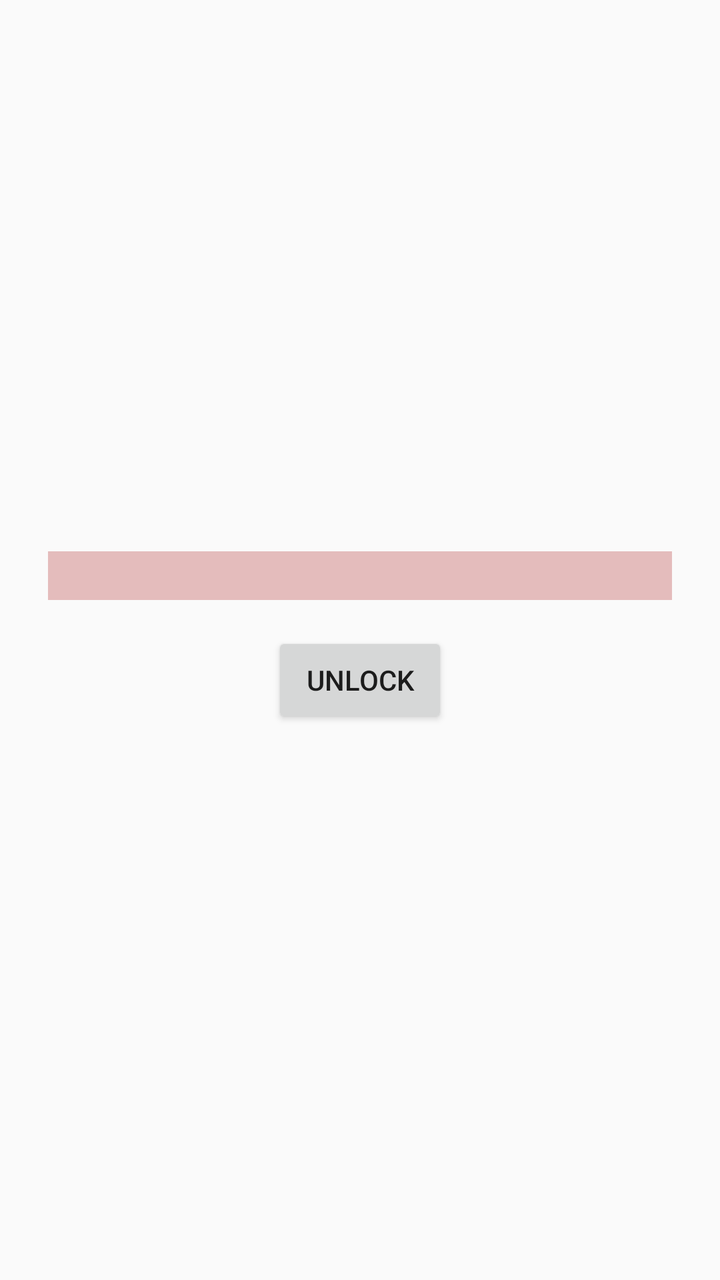
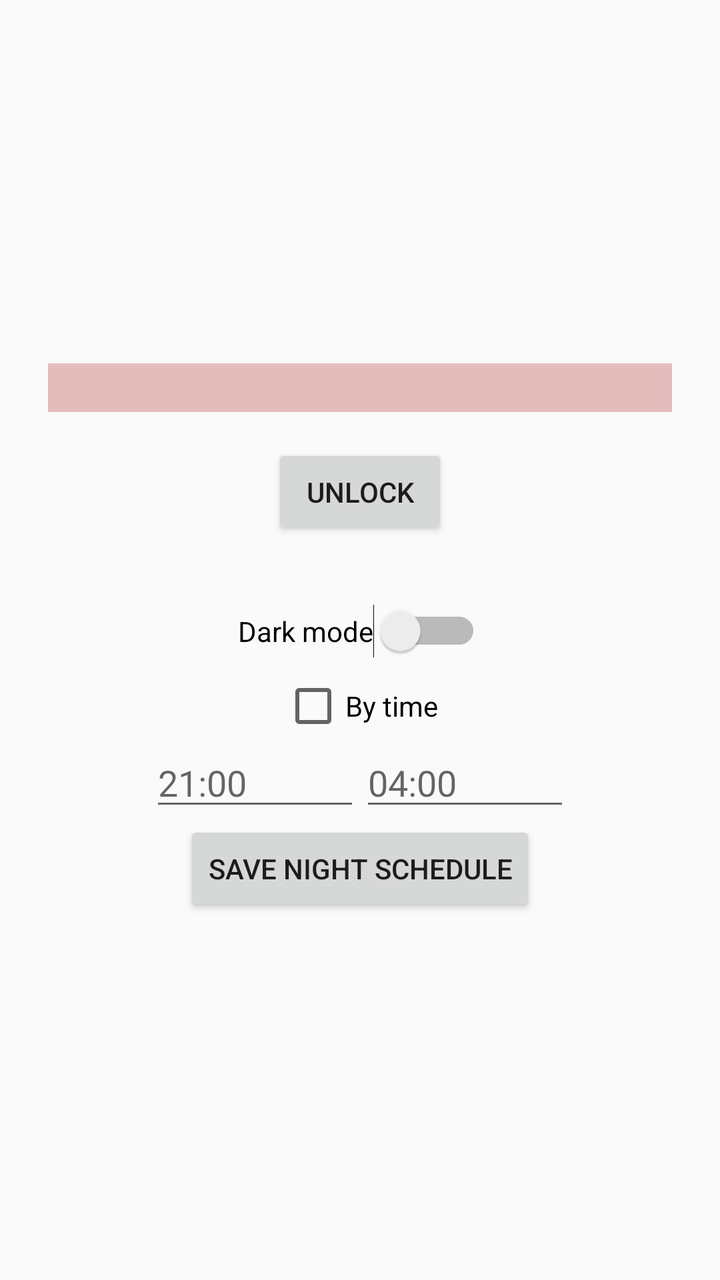

Screens rendered from an Android XML layout before and after an edit, with the pre-edit source and the edit as a unified diff.
<!-- AndroidManifest.xml: application theme AppTheme -->
<!-- res/layout/panel_danger_zone_unlock.xml -->
<?xml version="1.0" encoding="utf-8"?>
<LinearLayout xmlns:android="http://schemas.android.com/apk/res/android"
    android:id="@+id/disablePasswordContainer"
    android:layout_width="match_parent"
    android:layout_height="match_parent"
    android:orientation="vertical"
    android:gravity="center"
    android:padding="24dp">

    <LinearLayout
        android:id="@+id/unlockInputContainer"
        android:layout_width="match_parent"
        android:layout_height="wrap_content"
        android:orientation="vertical"
        android:gravity="center">

        <EditText
            android:id="@+id/failsafePasswordEdit"
            android:layout_width="match_parent"
            android:layout_height="wrap_content"
            android:background="#E4BCBC"
            android:ems="10"
            android:gravity="center"
            android:inputType="textPassword" />

        <Button
            android:id="@+id/failsafePasswordButton"
            android:layout_width="wrap_content"
            android:layout_height="wrap_content"
            android:layout_marginTop="16dp"
            android:text="Unlock" />

    </LinearLayout>

    <TextView
        android:id="@+id/unlockDisabledMessage"
        android:layout_width="match_parent"
        android:layout_height="wrap_content"
        android:gravity="center"
        android:visibility="gone" />

</LinearLayout>
<!-- resources referenced by this layout -->
<resources>
  <style name="AppTheme" parent="Theme.AppCompat.Light.DarkActionBar">
          
          <item name="colorPrimary">@color/colorPrimary</item>
          <item name="colorPrimaryDark">@color/colorPrimaryDark</item>
          <item name="colorAccent">@color/colorAccent</item>
          <item name="android:windowAnimationStyle">@null</item>
          <item name="windowActionBar">false</item>
          <item name="windowNoTitle">true</item>
      </style>
  <color name="colorPrimary">#6200EE</color>
  <color name="colorPrimaryDark">#3700B3</color>
  <color name="colorAccent">#03DAC5</color>
</resources>

<!-- the commit's change to res/layout/panel_danger_zone_unlock.xml (unified diff, before → after) -->
@@ -18,7 +18,7 @@
             android:id="@+id/failsafePasswordEdit"
             android:layout_width="match_parent"
             android:layout_height="wrap_content"
-            android:background="#E4BCBC"
+            android:background="@color/failsafePasswordBackground"
             android:ems="10"
             android:gravity="center"
             android:inputType="textPassword" />
@@ -39,4 +39,45 @@
         android:gravity="center"
         android:visibility="gone" />
 
+    <Switch
+        android:id="@+id/darkModeSwitch"
+        android:layout_width="wrap_content"
+        android:layout_height="wrap_content"
+        android:layout_marginTop="32dp"
+        android:text="Dark mode" />
+
+    <CheckBox
+        android:id="@+id/darkModeScheduleCheckbox"
+        android:layout_width="wrap_content"
+        android:layout_height="wrap_content"
+        android:layout_marginTop="8dp"
+        android:text="By time" />
+
+    <LinearLayout
+        android:layout_width="wrap_content"
+        android:layout_height="wrap_content"
+        android:orientation="horizontal"
+        android:gravity="center">
+
+        <EditText
+            android:id="@+id/darkModeScheduleStartEdit"
+            android:layout_width="wrap_content"
+            android:layout_height="wrap_content"
+            android:ems="5"
+            android:hint="21:00" />
+
+        <EditText
+            android:id="@+id/darkModeScheduleEndEdit"
+            android:layout_width="wrap_content"
+            android:layout_height="wrap_content"
+            android:ems="5"
+            android:hint="04:00" />
+    </LinearLayout>
+
+    <Button
+        android:id="@+id/darkModeScheduleSaveButton"
+        android:layout_width="wrap_content"
+        android:layout_height="wrap_content"
+        android:text="Save night schedule" />
+
 </LinearLayout>
<!-- resource entries referenced after the edit -->
@@ -1,6 +1,7 @@
 <!-- resources referenced by this layout -->
 <resources>
-  <style name="AppTheme" parent="Theme.AppCompat.Light.DarkActionBar">
+  <color name="failsafePasswordBackground">#E4BCBC</color>
+  <style name="AppTheme" parent="Theme.AppCompat.DayNight.DarkActionBar">
           
           <item name="colorPrimary">@color/colorPrimary</item>
           <item name="colorPrimaryDark">@color/colorPrimaryDark</item>
